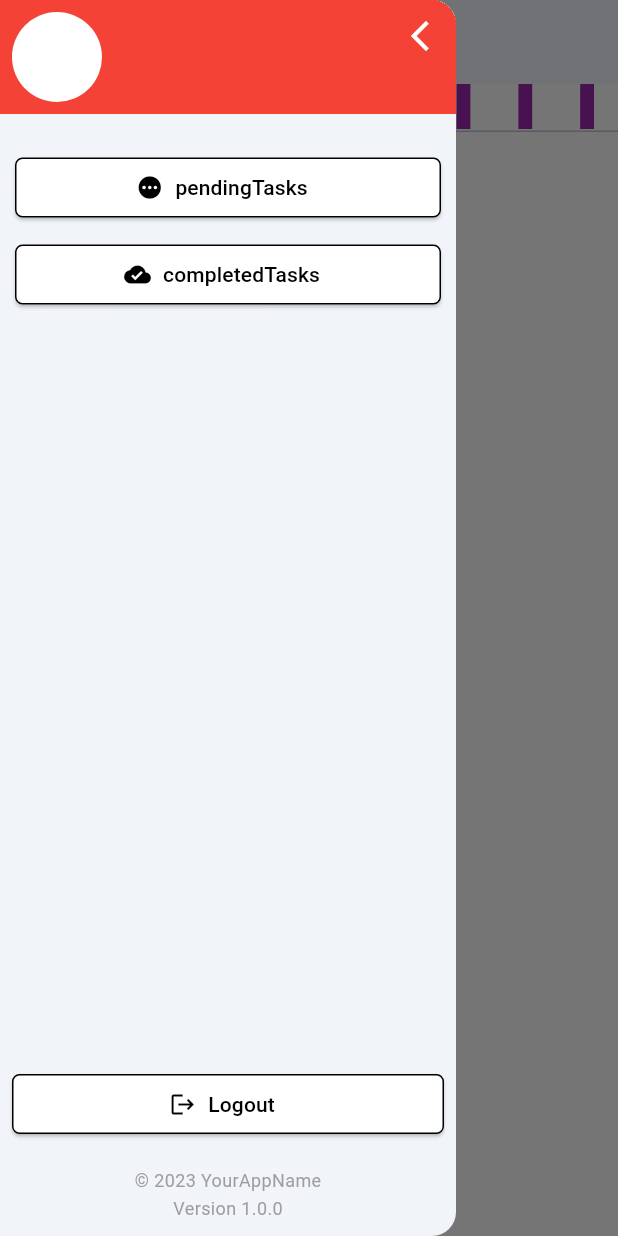
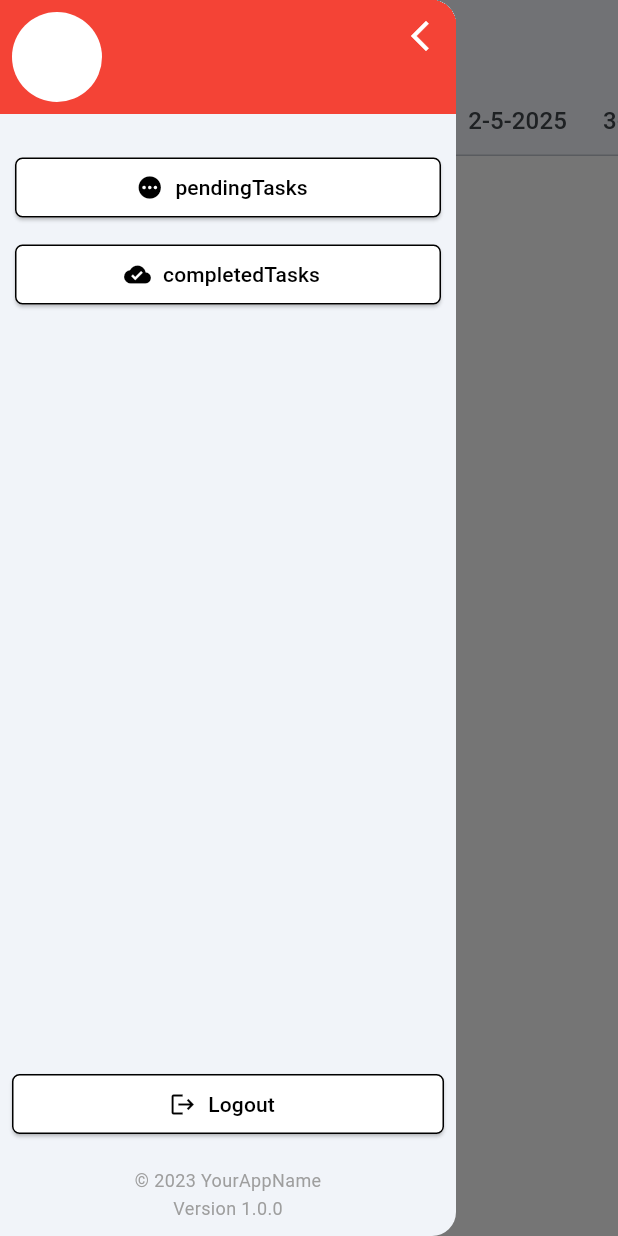
Before and after one commit to VaibhavRaj2302/Routi.n, a Flutter app: the screen it shows once a user with an empty profile is signed in, with the side drawer open, on a phone screen of 412 x 824 dp. Run offline on Flutter 3.47's test engine with Material 3 defaults, Android fonts, the phone set to English and light mode, and no system bars; our stand-ins replace firebase_auth, firebase_core; accounts and stored records are empty.

Commit message:
feature/home_page_tabbar - implemented tabbar and tabbarview on home page. - dummmy widget for testing fake API call and progress idicator.

```diff
--- a/lib/pages/HomePage/view/homePage.dart
+++ b/lib/pages/HomePage/view/homePage.dart
@@ -1,6 +1,9 @@
 import 'package:flutter/material.dart';
 import 'package:routi_n/customComponents/RNDrawer.dart';
+import 'package:routi_n/customComponents/loadingIndicatorOverlay.dart';
+import 'package:routi_n/enumsAndConstants/enums.dart';
 import 'package:routi_n/pages/HomePage/viewModel/homePageViewModel.dart';
+import 'package:routi_n/utility/helperFunction.dart';
 
 class Homepage extends StatefulWidget {
   const Homepage({super.key});
@@ -14,24 +17,31 @@ class _HomepageState extends State<Homepage> with TickerProviderStateMixin {
 
   late TabController tabBarController;
 
-  final tabs = [
-    Container(color: Colors.amber, height: 30),
-    Container(color: Colors.green, height: 30),
-    Container(color: Colors.blue, height: 30),
-    Container(color: Colors.pink, height: 30),
-    Container(color: Colors.purple, height: 30),
-    Container(color: Colors.purple, height: 30),
-    Container(color: Colors.purple, height: 30),
-    Container(color: Colors.purple, height: 30),
-    Container(color: Colors.purple, height: 30),
-    Container(color: Colors.purple, height: 30),
-  ];
+  late List<Widget> tabs;
+
+  List<Widget> getTextWidgetForDateTime() {
+    final now = DateTime.now();
+
+    return List.generate(7, (index) {
+      final date = now.add(Duration(days: index));
+      return Text(
+        Helperfunction.convertDateTimeToHumanReadable(date: date),
+        style: TextStyle(fontSize: 16),
+      );
+    });
+  }
 
   @override
   void initState() {
+    tabs = getTextWidgetForDateTime();
     viewModel = Homepageviewmodel();
+    viewModel.addListener(viewModelDidUpdated);
     tabBarController = TabController(length: tabs.length, vsync: this);
     super.initState();
+  }
+
+  void viewModelDidUpdated() {
+    setState(() {});
   }
 
   @override
@@ -39,20 +49,77 @@ class _HomepageState extends State<Homepage> with TickerProviderStateMixin {
     return ListenableBuilder(
       listenable: viewModel,
       builder:
-          (context, child) => Scaffold(
+          (context, child) => Stack(
+            children: [
+              Scaffold(
                 drawer: Rndrawer(
                   crossButton: () {
                     Navigator.pop(context);
                   },
                   logoutButton: () => viewModel.logout(),
                 ),
-            appBar: AppBar(title: Text('Title')),
-            body: customTabBar(),
+                appBar: AppBar(title: Text('Title'), bottom: customTabBar()),
+
+                body: customTabBarView(),
+              ),
+              if (viewModel.viewState.pageState == PageState.loading)
+                Loadingindicatoroverlay(),
+            ],
           ),
     );
   }
 
-  Widget customTabBar() {
-    return TabBar(controller: tabBarController, tabs: tabs);
+  TabBar customTabBar() {
+    return TabBar(
+      controller: tabBarController,
+      tabs: tabs,
+      isScrollable: true,
+      labelPadding: EdgeInsets.all(10),
+    );
+  }
+
+  Widget customTabBarView() {
+    return TabBarView(
+      controller: tabBarController,
+      children: List.generate(
+        tabBarController.length,
+        (index) => DummyWidgetForTesting(
+          state: viewModel.viewState.pageState,
+          date: index.toString(),
+          didUpdateWidget: () async {
+            await viewModel.futureFunctionForTesting();
+          },
+        ),
+      ),
+    );
   }
 }
+
+class DummyWidgetForTesting extends StatefulWidget {
+  DummyWidgetForTesting({
+    required this.state,
+    required this.date,
+    required this.didUpdateWidget,
+    super.key,
+  });
+  PageState state;
+  String date;
+  Function() didUpdateWidget;
+
+  @override
+  State<DummyWidgetForTesting> createState() => _DummyWidgetForTestingState();
+}
+
+class _DummyWidgetForTestingState extends State<DummyWidgetForTesting> {
+  @override
+  void initState() {
+    // TODO: implement initState
+    super.initState();
+    widget.didUpdateWidget();
+  }
+
+  @override
+  Widget build(BuildContext context) {
+    return Center(child: Text('${widget.state} and ${widget.date}'));
+  }
+}
--- a/lib/pages/HomePage/viewModel/homePageViewModel.dart
+++ b/lib/pages/HomePage/viewModel/homePageViewModel.dart
@@ -19,6 +19,22 @@ class Homepageviewmodel extends ChangeNotifier {
       notifyListeners();
     }
   }
+
+  Future<void> futureFunctionForTesting() async {
+    await Future.delayed(Duration(milliseconds: 100));
+    viewState.pageState = PageState.loading;
+    notifyListeners();
+
+    try {
+      await Future.delayed(Duration(seconds: 3));
+      viewState.pageState = PageState.success;
+    } catch (e) {
+      viewState.message = e.toString();
+      viewState.pageState = PageState.error;
+    } finally {
+      notifyListeners();
+    }
+  }
 }
 
 class HomePageState {
--- /dev/null
+++ b/lib/utility/helperFunction.dart
@@ -0,0 +1,15 @@
+class Helperfunction {
+  static String convertDateTimeToHumanReadable({required DateTime date}) {
+    DateTime now = DateTime.now();
+    DateTime inputDate = date; // Replace with actual input
+    Duration difference = inputDate.difference(now);
+
+    if (difference.inDays == 0) {
+      return "Today";
+    } else if (difference.inDays == 1) {
+      return "Tomorrow";
+    } else {
+      return " ${inputDate.day}-${inputDate.month}-${inputDate.year}";
+    }
+  }
+}
```
Lines whose indentation alone changed are shown as unchanged.
